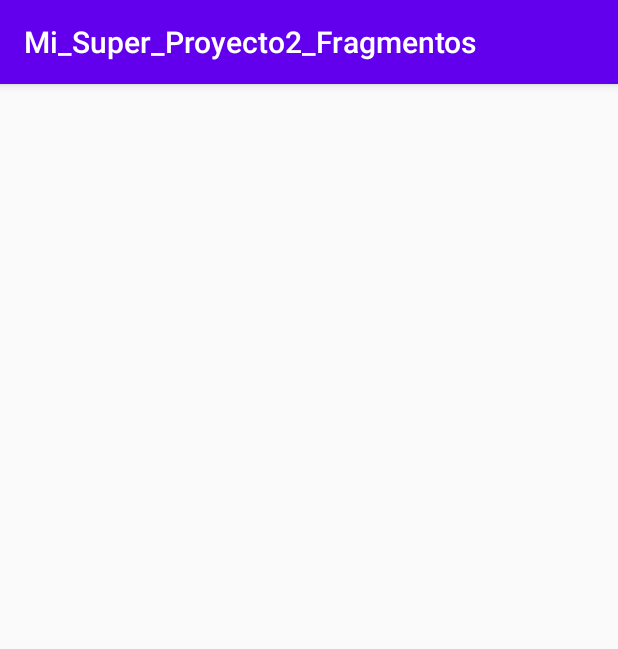
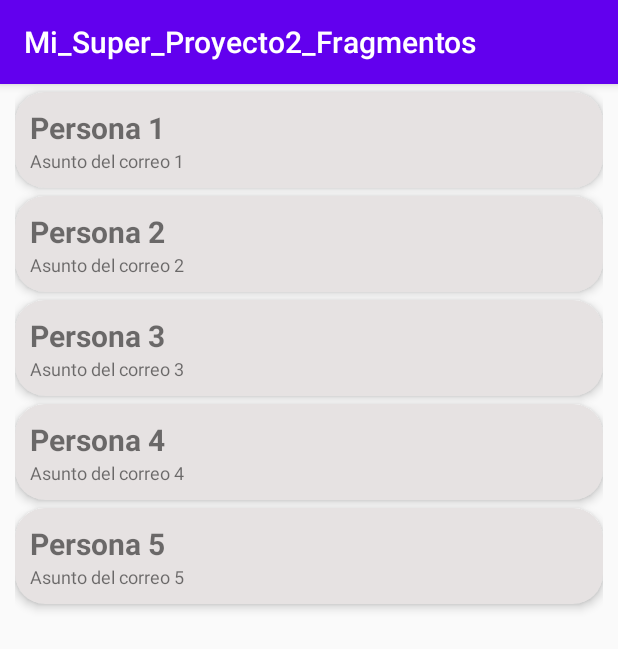
Before and after one commit to WCNosliwsys/Mi_Super_Proyecto2_Fragmentos, an Android app: the ListaCorreo screen opened directly, with no data from a screen before it, on a phone screen of 412 x 824 dp. Shown: the top 649 px of the screen. Run offline under Robolectric (Android 15) with nearby library versions, the phone set to English and light mode, and no system bars.

Commit message:
Añadiendo listado de correos usando un pojo y un cardview

```diff
--- a/app/build.gradle
+++ b/app/build.gradle
@@ -26,6 +26,8 @@ dependencies {
     implementation fileTree(dir: "libs", include: ["*.jar"])
     implementation 'androidx.appcompat:appcompat:1.2.0'
     implementation 'androidx.constraintlayout:constraintlayout:1.1.3'
+    implementation 'androidx.cardview:cardview:1.0.0'
+    implementation 'androidx.recyclerview:recyclerview:1.1.0'
     testImplementation 'junit:junit:4.12'
     androidTestImplementation 'androidx.test.ext:junit:1.1.1'
     androidTestImplementation 'androidx.test.espresso:espresso-core:3.2.0'
--- a/app/src/main/AndroidManifest.xml
+++ b/app/src/main/AndroidManifest.xml
@@ -9,8 +9,9 @@
         android:roundIcon="@mipmap/ic_launcher_round"
         android:supportsRtl="true"
         android:theme="@style/AppTheme">
-        <activity android:name=".ejemplo1.MainActivity"/>
-        <activity android:name=".ListaCorreo"></activity>
+        <activity android:name=".DetalleCorreo"></activity>
+        <activity android:name=".ejemplo1.MainActivity" />
+        <activity android:name=".ListaCorreo" />
         <activity android:name=".EjemplosFragment$MainActivity" />
         <activity android:name=".EjemplosFragment">
             <intent-filter>
--- /dev/null
+++ b/app/src/main/java/com/ditec/mi_super_proyecto2_fragmentos/AdapterCorreo.java
@@ -0,0 +1,52 @@
+package com.ditec.mi_super_proyecto2_fragmentos;
+
+import android.content.Context;
+import android.content.Intent;
+import android.view.LayoutInflater;
+import android.view.View;
+import android.view.ViewGroup;
+import android.widget.TextView;
+
+import androidx.recyclerview.widget.RecyclerView;
+
+public class AdapterCorreo  extends RecyclerView.Adapter<AdapterCorreo.ViewHolder> {
+    private LayoutInflater inflador; Correo[] datos; Context micontext;
+    public AdapterCorreo(Context context, Correo[] datos) {
+        this.datos= datos;
+        micontext=context;
+        inflador = (LayoutInflater) context
+                .getSystemService(Context.LAYOUT_INFLATER_SERVICE);
+    }
+    @Override
+    public ViewHolder onCreateViewHolder(ViewGroup parent, int viewType) {
+        View v = inflador.inflate(R.layout.list_item_correo, parent, false);
+        return new ViewHolder(v);
+    }
+    @Override
+    public void onBindViewHolder(ViewHolder holder, final int i) {
+        holder.titulo.setText(datos[i].getDe());
+        holder.subtitutlo.setText(datos[i].getAsunto());
+        holder.itemView.setOnClickListener(new View.OnClickListener(){
+            @Override
+            public void onClick(View v) {
+                Intent intent = new Intent(micontext, DetalleCorreo.class);
+                intent.putExtra("texto",datos[i].getTexto());
+                intent.putExtra("de",datos[i].getDe());
+                intent.putExtra("asunto",datos[i].getAsunto());
+//micontext.startActivity(intent);
+            }
+        });
+    }
+    @Override
+    public int getItemCount() {
+        return datos.length;
+    }
+    public class ViewHolder extends RecyclerView.ViewHolder {
+        public TextView titulo, subtitutlo;
+        ViewHolder(View itemView) {
+            super(itemView);
+            titulo = (TextView)itemView.findViewById(R.id.LblDe);
+            subtitutlo = (TextView)itemView.findViewById(R.id.LblAsunto);
+        }
+    }
+}
--- /dev/null
+++ b/app/src/main/java/com/ditec/mi_super_proyecto2_fragmentos/Correo.java
@@ -0,0 +1,25 @@
+package com.ditec.mi_super_proyecto2_fragmentos;
+
+public class Correo  {
+    private String de;
+    private String asunto;
+    private String texto;
+
+    public String getDe() {
+        return de;
+    }
+
+    public String getAsunto() {
+        return asunto;
+    }
+
+    public String getTexto() {
+        return texto;
+    }
+
+    public Correo(String de, String asunto, String texto) {
+        this.de = de;
+        this.asunto = asunto;
+        this.texto = texto;
+    }
+}
--- /dev/null
+++ b/app/src/main/java/com/ditec/mi_super_proyecto2_fragmentos/DetalleCorreo.java
@@ -0,0 +1,14 @@
+package com.ditec.mi_super_proyecto2_fragmentos;
+
+import androidx.appcompat.app.AppCompatActivity;
+
+import android.os.Bundle;
+
+public class DetalleCorreo extends AppCompatActivity {
+
+    @Override
+    protected void onCreate(Bundle savedInstanceState) {
+        super.onCreate(savedInstanceState);
+        setContentView(R.layout.activity_detalle_correo);
+    }
+}
--- a/app/src/main/java/com/ditec/mi_super_proyecto2_fragmentos/ListaCorreo.java
+++ b/app/src/main/java/com/ditec/mi_super_proyecto2_fragmentos/ListaCorreo.java
@@ -1,14 +1,31 @@
 package com.ditec.mi_super_proyecto2_fragmentos;
 
 import androidx.appcompat.app.AppCompatActivity;
+import androidx.recyclerview.widget.LinearLayoutManager;
+import androidx.recyclerview.widget.RecyclerView;
 
 import android.os.Bundle;
 
 public class ListaCorreo extends AppCompatActivity {
-
+    private RecyclerView recyclerView;
+    private RecyclerView.LayoutManager layoutManager;
+    private AdapterCorreo adaptador;
     @Override
     protected void onCreate(Bundle savedInstanceState) {
         super.onCreate(savedInstanceState);
         setContentView(R.layout.activity_lista_correo);
+        recyclerView = findViewById(R.id.recycler_view);
+        Correo[] datos =
+                new Correo[]{
+                        new Correo("Persona 1", "Asunto del correo 1", "Texto del correo 1"),
+                        new Correo("Persona 2", "Asunto del correo 2", "Texto del correo 2"),
+                        new Correo("Persona 3", "Asunto del correo 3", "Texto del correo 3"),
+                        new Correo("Persona 4", "Asunto del correo 4", "Texto del correo 4"),
+                        new Correo("Persona 5", "Asunto del correo 5", "Texto del correo 5")};
+        adaptador = new AdapterCorreo(this,
+                datos);
+        recyclerView.setAdapter(adaptador);
+        layoutManager = new LinearLayoutManager(this);
+        recyclerView.setLayoutManager(layoutManager);
     }
 }
--- /dev/null
+++ b/app/src/main/res/layout/activity_detalle_correo.xml
@@ -0,0 +1,9 @@
+<?xml version="1.0" encoding="utf-8"?>
+<androidx.constraintlayout.widget.ConstraintLayout xmlns:android="http://schemas.android.com/apk/res/android"
+    xmlns:app="http://schemas.android.com/apk/res-auto"
+    xmlns:tools="http://schemas.android.com/tools"
+    android:layout_width="match_parent"
+    android:layout_height="match_parent"
+    tools:context=".DetalleCorreo">
+
+</androidx.constraintlayout.widget.ConstraintLayout>
--- a/app/src/main/res/layout/activity_lista_correo.xml
+++ b/app/src/main/res/layout/activity_lista_correo.xml
@@ -1,9 +1,7 @@
-<?xml version="1.0" encoding="utf-8"?>
-<androidx.constraintlayout.widget.ConstraintLayout xmlns:android="http://schemas.android.com/apk/res/android"
-    xmlns:app="http://schemas.android.com/apk/res-auto"
-    xmlns:tools="http://schemas.android.com/tools"
+<androidx.recyclerview.widget.RecyclerView
+    xmlns:android="http://schemas.android.com/apk/res/android"
+    android:id="@+id/recycler_view"
     android:layout_width="match_parent"
     android:layout_height="match_parent"
-    tools:context=".ListaCorreo">
-
-</androidx.constraintlayout.widget.ConstraintLayout>
+    android:layout_marginLeft="10dp"
+    android:layout_marginRight="10dp"/>
--- /dev/null
+++ b/app/src/main/res/layout/list_item_correo.xml
@@ -0,0 +1,29 @@
+<?xml version="1.0" encoding="utf-8"?>
+<androidx.cardview.widget.CardView xmlns:android="http://schemas.android.com/apk/res/android"
+    xmlns:app="http://schemas.android.com/apk/res-auto"
+    android:layout_width="match_parent"
+    android:layout_height="wrap_content"
+    android:layout_marginTop="5dp"
+    app:cardBackgroundColor="#E6E2E2"
+    app:cardCornerRadius="20dp"
+    app:cardElevation="4dp">
+    <LinearLayout
+        android:layout_width="match_parent"
+        android:layout_height="wrap_content"
+        android:orientation="vertical"
+        android:padding="10dp">
+        <TextView
+            android:id="@+id/LblDe"
+            android:layout_width="match_parent"
+            android:layout_height="wrap_content"
+            android:text="Señor X"
+            android:textSize="20sp"
+            android:textStyle="bold" />
+        <TextView
+            android:id="@+id/LblAsunto"
+            android:layout_width="match_parent"
+            android:layout_height="wrap_content"
+            android:text="Información importante"
+            android:textSize="12sp" />
+    </LinearLayout>
+</androidx.cardview.widget.CardView>
```
